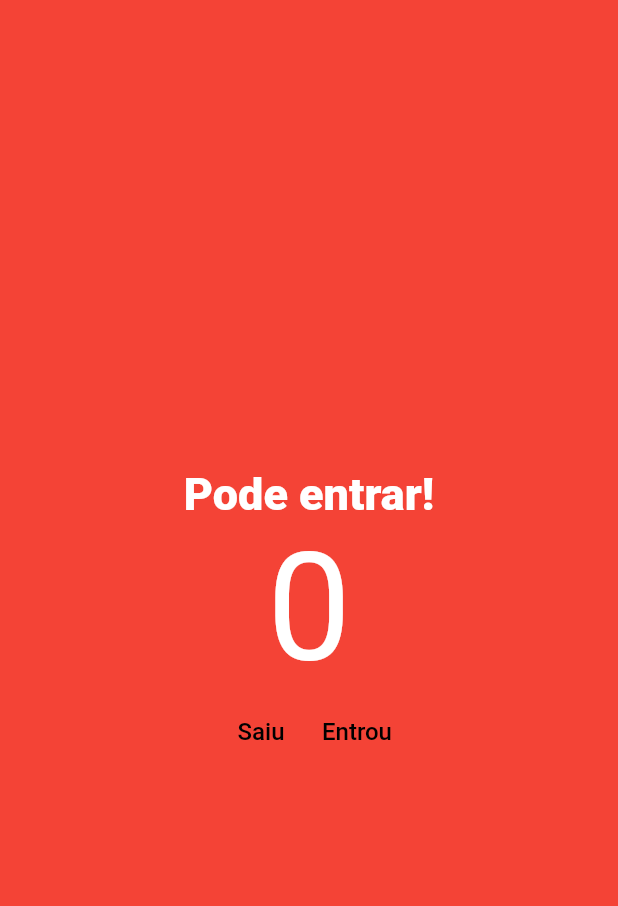
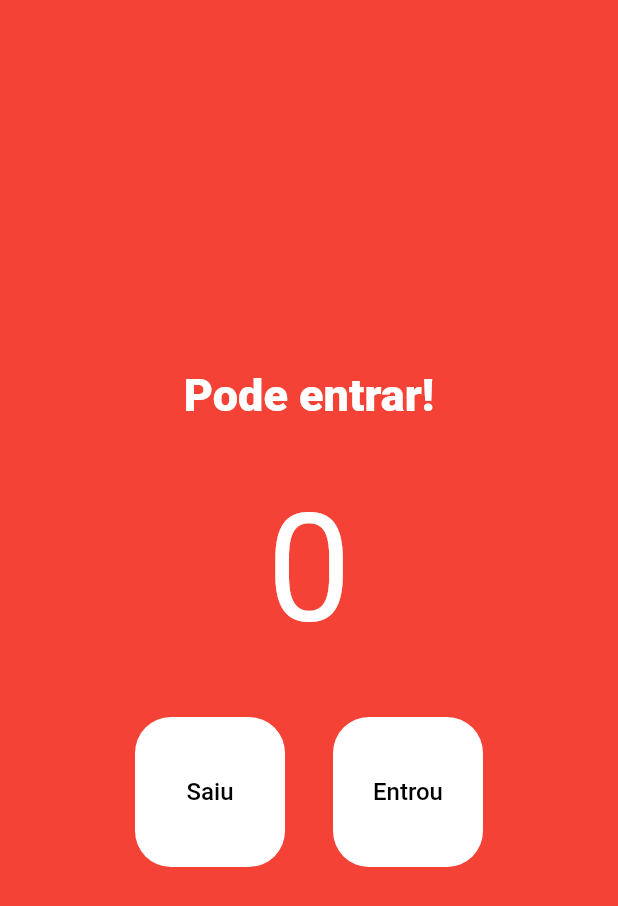
Before and after one commit to jamessonfaria/flutter-contador, a Flutter app: the screen it shows after launch, on a phone screen of 412 x 824 dp. Shown: the top 906 px of the screen. Run offline on Flutter 3.47's test engine with Material 2 defaults, Android fonts, the phone set to English and light mode, and no system bars.

Commit message:
Personalizando botões e espaçamentos

```diff
--- a/lib/main.dart
+++ b/lib/main.dart
@@ -41,15 +41,26 @@ class HomePage extends StatelessWidget {
                 fontWeight: FontWeight.w800,
               ),
             ),
-            const Text(
-              "0",
-              style: TextStyle(fontSize: 100, color: Colors.white),
+            const Padding(
+              padding: EdgeInsets.all(40),
+              child: Text(
+                "0",
+                style: TextStyle(fontSize: 100, color: Colors.white),
+              ),
             ),
             Row(
               mainAxisAlignment: MainAxisAlignment.center,
               children: [
                 TextButton(
                   onPressed: decrement,
+                  style: TextButton.styleFrom(
+                    backgroundColor: Colors.white,
+                    fixedSize: const Size(100, 100),
+                    foregroundColor: Colors.black,
+                    shape: RoundedRectangleBorder(
+                      borderRadius: BorderRadius.circular(24),
+                    ),
+                  ),
                   child: const Text(
                     "Saiu",
                     style: TextStyle(
@@ -58,8 +69,17 @@ class HomePage extends StatelessWidget {
                     ),
                   ),
                 ),
+                const SizedBox(width: 32),
                 TextButton(
                   onPressed: increment,
+                  style: TextButton.styleFrom(
+                    backgroundColor: Colors.white,
+                    fixedSize: const Size(100, 100),
+                    foregroundColor: Colors.black,
+                    shape: RoundedRectangleBorder(
+                      borderRadius: BorderRadius.circular(24),
+                    ),
+                  ),
                   child: const Text(
                     "Entrou",
                     style: TextStyle(
```
